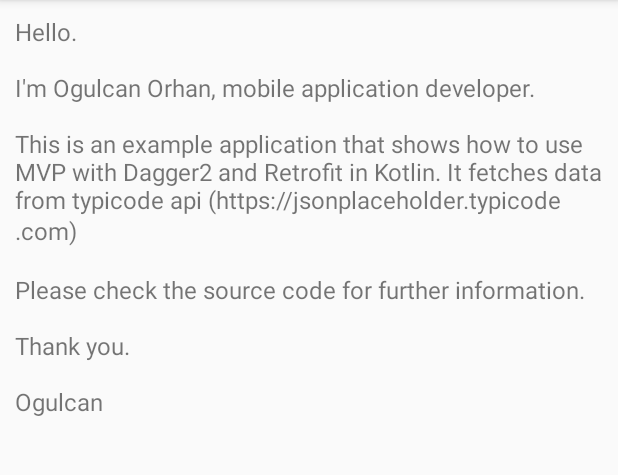
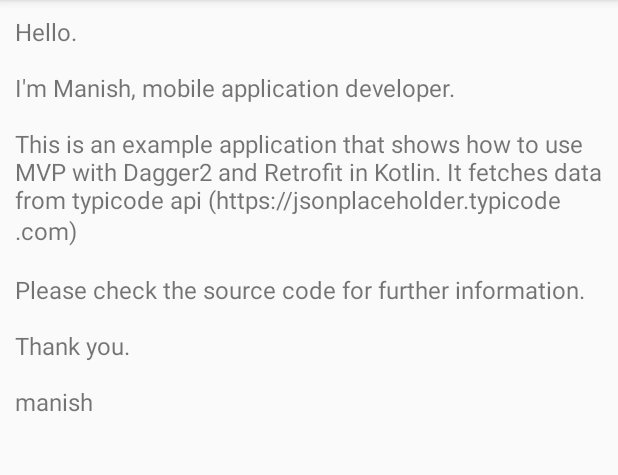
Before and after one commit to ManishKumarBhati/MVP, an Android app: the fragment AboutFragment shown on its own in the app's theme, on a phone screen of 412 x 824 dp, the part 84-559 px from its top. Run offline under Robolectric (Android 15) with nearby library versions, the phone set to English and light mode, and no system bars; our stand-ins replace Dagger/Hilt's generated code, RxJava; network calls fail.

Commit message:
updated code

```diff
--- a/app/src/main/java/com/bmk/daggerproject/BaseApplication.kt
+++ b/app/src/main/java/com/bmk/daggerproject/BaseApplication.kt
@@ -6,7 +6,7 @@ import dagger.android.AndroidInjector
 import dagger.android.DaggerApplication
 
 /**
- * Created by ogulcan on 07/02/2018.
+ * Created by manish on 07/07/201820.
  */
 class BaseApplication : DaggerApplication() {
 
--- a/app/src/main/java/com/bmk/daggerproject/api/ApiServiceInterface.kt
+++ b/app/src/main/java/com/bmk/daggerproject/api/ApiServiceInterface.kt
@@ -14,7 +14,7 @@ import retrofit2.http.GET
 import retrofit2.http.Path
 
 /**
- * Created by ogulcan on 07/02/2018.
+ * Created by manish on 07/07/201820.
  */
 interface ApiServiceInterface {
 
--- a/app/src/main/java/com/bmk/daggerproject/di/module/FragmentModule.kt
+++ b/app/src/main/java/com/bmk/daggerproject/di/module/FragmentModule.kt
@@ -8,7 +8,7 @@ import dagger.Module
 import dagger.android.ContributesAndroidInjector
 
 /**
- * Created by ogulcan on 07/02/2018.
+ * Created by manish on 07/07/201820.
  */
 @Module
 abstract class FragmentModule {
--- a/app/src/main/java/com/bmk/daggerproject/di/scope/PerApplication.kt
+++ b/app/src/main/java/com/bmk/daggerproject/di/scope/PerApplication.kt
@@ -3,7 +3,7 @@ package com.bmk.daggerproject.di.scope
 import javax.inject.Qualifier
 
 /**
- * Created by ogulcan on 07/02/2018.
+ * Created by manish on 07/07/201820.
  */
 @Qualifier
 @Retention(AnnotationRetention.RUNTIME)
--- a/app/src/main/java/com/bmk/daggerproject/models/Album.kt
+++ b/app/src/main/java/com/bmk/daggerproject/models/Album.kt
@@ -1,7 +1,7 @@
 package com.bmk.daggerproject.models
 
 /**
- * Created by ogulcan on 07/02/2018.
+ * Created by manish on 07/07/201820.
  */
 data class Album(val id: Int, val userId: Int, val title: String)
 
--- a/app/src/main/java/com/bmk/daggerproject/models/DetailsViewModel.kt
+++ b/app/src/main/java/com/bmk/daggerproject/models/DetailsViewModel.kt
@@ -3,7 +3,7 @@ package com.bmk.daggerproject.models
 import com.google.gson.Gson
 
 /**
- * Created by ogulcan on 08/02/2018.
+ * Created by Manish on 08/02/2018.
  */
 data class DetailsViewModel(val posts: List<Post>, val users: List<User>, val albums: List<Album>) {
     fun toJson(): String {
--- a/app/src/main/java/com/bmk/daggerproject/models/Post.kt
+++ b/app/src/main/java/com/bmk/daggerproject/models/Post.kt
@@ -1,7 +1,7 @@
 package com.bmk.daggerproject.models
 
 /**
- * Created by ogulcan on 07/02/2018.
+ * Created by manish on 07/07/201820.
  */
 data class Post(val id: Int, val userId: Int, val title: String, val body: String)
 
--- a/app/src/main/java/com/bmk/daggerproject/models/User.kt
+++ b/app/src/main/java/com/bmk/daggerproject/models/User.kt
@@ -1,7 +1,7 @@
 package com.bmk.daggerproject.models
 
 /**
- * Created by ogulcan on 07/02/2018.
+ * Created by manish on 07/07/201820.
  */
 data class User(val id: Int, val name: String, val username: String)
 
--- a/app/src/main/java/com/bmk/daggerproject/ui/about/AboutContract.kt
+++ b/app/src/main/java/com/bmk/daggerproject/ui/about/AboutContract.kt
@@ -3,7 +3,7 @@ package com.bmk.daggerproject.ui.about
 import com.bmk.daggerproject.ui.base.BaseContract
 
 /**
- * Created by ogulcan on 07/02/2018.
+ * Created by manish on 07/07/201820.
  */
 interface AboutContract :BaseContract.View{
     fun showProgress(show: Boolean)
--- a/app/src/main/java/com/bmk/daggerproject/ui/about/AboutFragment.kt
+++ b/app/src/main/java/com/bmk/daggerproject/ui/about/AboutFragment.kt
@@ -10,7 +10,7 @@ import kotlinx.android.synthetic.main.fragment_about.*
 import javax.inject.Inject
 
 /**
- * Created by ogulcan on 07/02/2018.
+ * Created by manish on 07/02/2018.
  */
 class AboutFragment : DaggerFragment(), AboutContract {
 
--- a/app/src/main/java/com/bmk/daggerproject/ui/about/AboutPresenter.kt
+++ b/app/src/main/java/com/bmk/daggerproject/ui/about/AboutPresenter.kt
@@ -11,7 +11,7 @@ import javax.inject.Inject
 
 
 /**
- * Created by ogulcan on 07/02/2018.
+ * Created by manish on 07/07/201820.
  */
 class AboutPresenter @Inject constructor(view: AboutContract) : BasePresenter<AboutContract>(view) {
     override fun start() {
--- a/app/src/main/java/com/bmk/daggerproject/ui/base/BaseContract.kt
+++ b/app/src/main/java/com/bmk/daggerproject/ui/base/BaseContract.kt
@@ -1,7 +1,7 @@
 package com.bmk.daggerproject.ui.base
 
 /**
- * Created by ogulcan on 07/02/2018.
+ * Created by manish on 07/07/201820.
  */
 class BaseContract {
 
--- a/app/src/main/java/com/bmk/daggerproject/ui/list/ListContract.kt
+++ b/app/src/main/java/com/bmk/daggerproject/ui/list/ListContract.kt
@@ -5,7 +5,7 @@ import com.bmk.daggerproject.models.DetailsViewModel
 import com.bmk.daggerproject.models.Post
 
 /**
- * Created by ogulcan on 07/02/2018.
+ * Created by manish on 07/02/2018.
  */
 interface ListContract : BaseContract.View {
     fun showProgress(show: Boolean)
--- a/app/src/main/java/com/bmk/daggerproject/ui/list/ListPresenter.kt
+++ b/app/src/main/java/com/bmk/daggerproject/ui/list/ListPresenter.kt
@@ -15,7 +15,7 @@ import io.reactivex.schedulers.Schedulers
 import javax.inject.Inject
 
 /**
- * Created by ogulcan on 07/02/2018.
+ * Created by manish on 07/07/201820.
  */
 class ListPresenter @Inject constructor(val api: ApiServiceInterface, view: ListContract) :
     BasePresenter<ListContract>(view) {
--- a/app/src/main/java/com/bmk/daggerproject/ui/main/MainActivity.kt
+++ b/app/src/main/java/com/bmk/daggerproject/ui/main/MainActivity.kt
@@ -11,7 +11,7 @@ import dagger.android.support.DaggerAppCompatActivity
 import javax.inject.Inject
 
 /**
- * Created by ogulcan on 07/02/2018.
+ * Created by manish on 07/07/201820.
  */
 class MainActivity : DaggerAppCompatActivity(), MainContract {
 
--- a/app/src/main/java/com/bmk/daggerproject/ui/main/MainContract.kt
+++ b/app/src/main/java/com/bmk/daggerproject/ui/main/MainContract.kt
@@ -3,7 +3,7 @@ package com.bmk.daggerproject.ui.main
 import com.bmk.daggerproject.ui.base.BaseContract
 
 /**
- * Created by ogulcan on 07/02/2018.
+ * Created by manish on 07/07/201820.
  */
 interface MainContract : BaseContract.View {
     fun showAboutFragment()
--- a/app/src/main/java/com/bmk/daggerproject/ui/main/MainPresenter.kt
+++ b/app/src/main/java/com/bmk/daggerproject/ui/main/MainPresenter.kt
@@ -5,7 +5,7 @@ import io.reactivex.disposables.CompositeDisposable
 import javax.inject.Inject
 
 /**
- * Created by ogulcan on 07/02/2018.
+ * Created by manish on 07/07/201820.
  */
 class MainPresenter @Inject constructor(view: MainContract) : BasePresenter<MainContract>(view) {
 
--- a/app/src/main/java/com/bmk/daggerproject/util/Constants.kt
+++ b/app/src/main/java/com/bmk/daggerproject/util/Constants.kt
@@ -1,7 +1,7 @@
 package com.bmk.daggerproject.util
 
 /**
- * Created by ogulcan on 07/02/2018.
+ * Created by manish on 07/07/201820.
  */
 class Constants {
     companion object {
--- a/app/src/main/res/values/strings.xml
+++ b/app/src/main/res/values/strings.xml
@@ -7,7 +7,7 @@
     <!-- About text -->
     <string name="info">Info</string>
     <string name="about_text">
-        Hello.\n\nI\'m Ogulcan Orhan, mobile application developer.\n\nThis is an example application that shows how to use MVP with Dagger2 and Retrofit in Kotlin.
-        It fetches data from typicode api (https://jsonplaceholder.typicode.com)\n\nPlease check the source code for further information.\n\nThank you.\n\nOgulcan
+        Hello.\n\nI\'m Manish, mobile application developer.\n\nThis is an example application that shows how to use MVP with Dagger2 and Retrofit in Kotlin.
+        It fetches data from typicode api (https://jsonplaceholder.typicode.com)\n\nPlease check the source code for further information.\n\nThank you.\n\nmanish
     </string>
 </resources>
```
